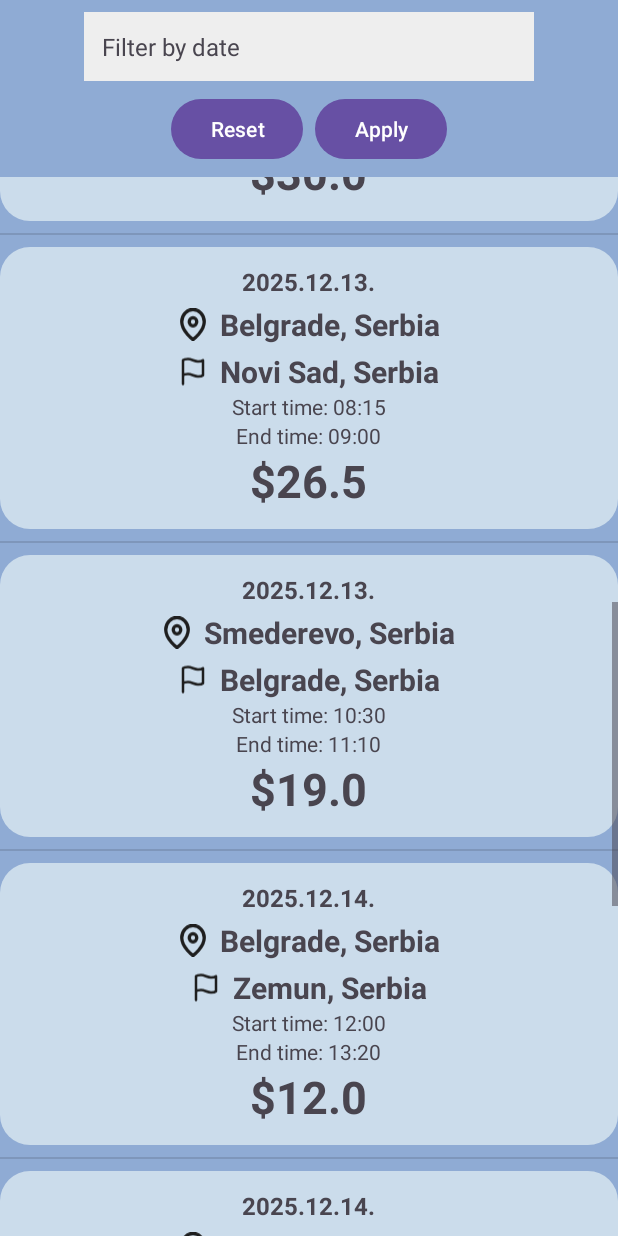
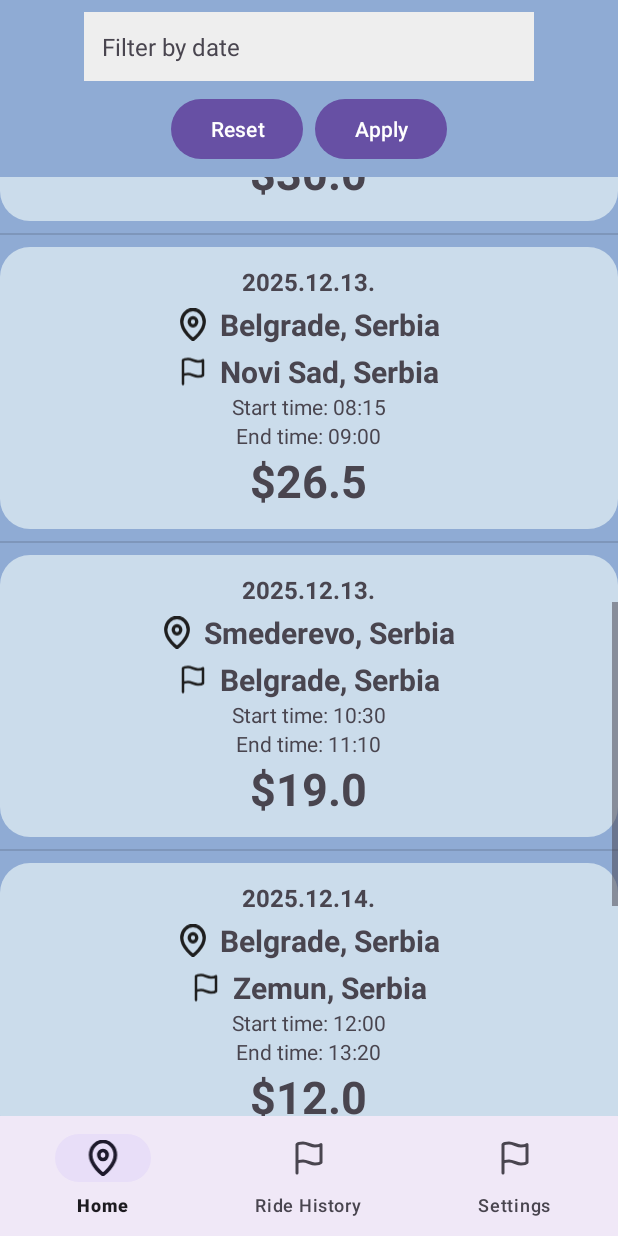
Before and after one commit to kzi-nastava/mrs-team2-TODO-Smisliti-ime, an Android app: the screen it shows after launch (MainActivity), scrolled down 988 dp, on a phone screen of 412 x 824 dp. Run offline under Robolectric (Android 15) with nearby library versions, the phone set to English and light mode, and no system bars.

Commit message:
Add bottom navbar

```diff
--- a/mobileApp/app/src/main/res/layout/activity_main.xml
+++ b/mobileApp/app/src/main/res/layout/activity_main.xml
@@ -16,25 +16,13 @@
         app:layout_constraintStart_toStartOf="parent"
         app:layout_constraintEnd_toEndOf="parent"/>
 
-<!--    <TextView-->
-<!--        android:layout_width="wrap_content"-->
-<!--        android:layout_height="wrap_content"-->
-<!--        android:text="Hello World!"-->
-<!--        app:layout_constraintBottom_toBottomOf="parent"-->
-<!--        app:layout_constraintEnd_toEndOf="parent"-->
-<!--        app:layout_constraintStart_toStartOf="parent"-->
-<!--        app:layout_constraintTop_toTopOf="parent" />-->
-
-<!--    <Button-->
-<!--        android:id="@+id/button2"-->
-<!--        android:layout_width="wrap_content"-->
-<!--        android:layout_height="wrap_content"-->
-<!--        android:text="Prvo dugme"-->
-<!--        app:layout_constraintBottom_toBottomOf="parent"-->
-<!--        app:layout_constraintEnd_toEndOf="parent"-->
-<!--        app:layout_constraintHorizontal_bias="0.498"-->
-<!--        app:layout_constraintStart_toStartOf="parent"-->
-<!--        app:layout_constraintTop_toTopOf="parent"-->
-<!--        app:layout_constraintVertical_bias="0.351" />-->
-
+    <com.google.android.material.bottomnavigation.BottomNavigationView
+        android:id="@+id/bottom_nav"
+        android:layout_width="0dp"
+        android:layout_height="wrap_content"
+        android:background="?android:attr/windowBackground"
+        app:layout_constraintBottom_toBottomOf="parent"
+        app:layout_constraintStart_toStartOf="parent"
+        app:layout_constraintEnd_toEndOf="parent"
+        app:menu="@menu/driver_bottom_nav_menu"/>
 </androidx.constraintlayout.widget.ConstraintLayout>
--- /dev/null
+++ b/mobileApp/app/src/main/res/menu/driver_bottom_nav_menu.xml
@@ -0,0 +1,15 @@
+<?xml version="1.0" encoding="utf-8"?>
+<menu xmlns:android="http://schemas.android.com/apk/res/android">
+    <item
+        android:id="@+id/item_1"
+        android:icon="@drawable/map_pin"
+        android:title="Home"/>
+    <item
+        android:id="@+id/item_2"
+        android:icon="@drawable/flag"
+        android:title="Ride History"/>
+    <item
+        android:id="@+id/item_3"
+        android:icon="@drawable/flag"
+        android:title="Settings"/>
+</menu>
```
Also changed, not shown: mobileApp/app/src/main/java/com/example/getgo/MainActivity.java (+27 -5 lines), mobileApp/app/src/main/java/com/example/getgo/fragments/DriverHomeFragment.java (added, +66 -0 lines), mobileApp/app/src/main/res/layout/fragment_driver_home.xml (added, +14 -0 lines).
